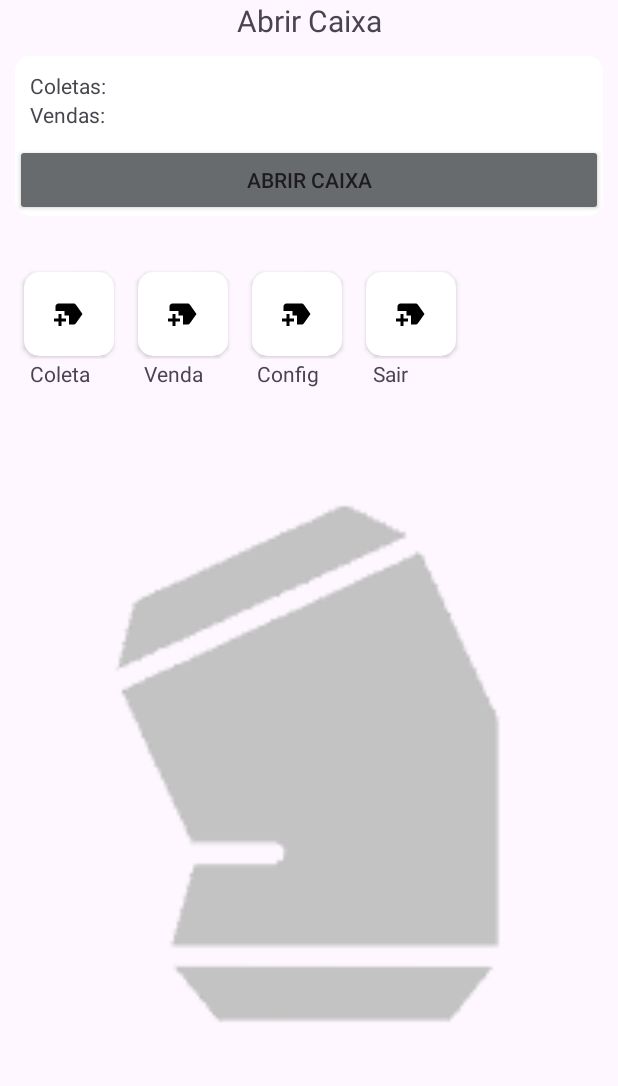
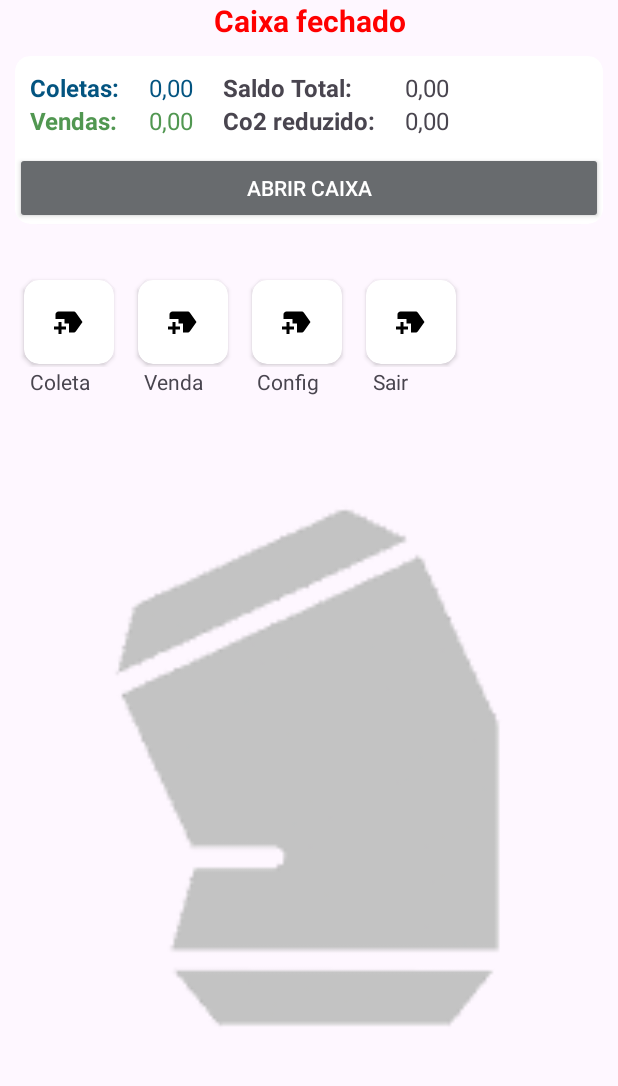
Before and after one commit to JoaoVitor-Dev/LatinhaExpress, an Android app: the HomeFragment screen opened directly, with no data from a screen before it, on a phone screen of 412 x 824 dp, the part 96-1182 px from its top. Run offline under Robolectric (Android 15) with nearby library versions, the phone set to English and light mode, and no system bars; our stand-ins replace Room's generated code.

Commit message:
Melhorado cores nos status do caixa

```diff
--- a/app/src/main/java/com/example/latinhaexpress/fragments/HomeFragment.java
+++ b/app/src/main/java/com/example/latinhaexpress/fragments/HomeFragment.java
@@ -1,8 +1,11 @@
 package com.example.latinhaexpress.fragments;
 
 import android.content.Context;
+import android.content.res.ColorStateList;
+import android.graphics.Color;
 import android.os.Bundle;
 
+import android.widget.Button;
 import androidx.fragment.app.Fragment;
 import androidx.fragment.app.FragmentManager;
 import androidx.fragment.app.FragmentTransaction;
@@ -29,6 +32,7 @@ public class HomeFragment extends Fragment
     private Long id_caixa;
     private Caixa caixa;
     public Usuario usuarioLogado;
+    private Button btnCaixa;
 
     @Override
     public View onCreateView(LayoutInflater inflater, ViewGroup container,
@@ -63,7 +67,7 @@ public class HomeFragment extends Fragment
             }
         });
 
-        statuscaixa.setOnClickListener(new View.OnClickListener()
+        btnCaixa.setOnClickListener(new View.OnClickListener()
         {
             @Override
             public void onClick(View v)
@@ -102,12 +106,12 @@ public class HomeFragment extends Fragment
         imgNovaColeta = view.findViewById(R.id.imgNovaColeta);
         imgNovaVenda = view.findViewById(R.id.imgNovaVenda);
         statuscaixa = view.findViewById(R.id.statuscaixa);
+        btnCaixa = view.findViewById(R.id.btnCaixa);
 
         TextView text_toolbar = view.findViewById(R.id.text_toolbar);
         text_toolbar.setText("Latinha Express");
 
         ImageButton imgvoltar = view.findViewById(R.id.btnVoltar);
-
 
         Context appContext = getContext();
 
@@ -141,10 +145,14 @@ public class HomeFragment extends Fragment
 
         if(caixa == null)
         {
-            statuscaixa.setText("Abrir Caixa");
+            statuscaixa.setText("Caixa fechado");
+            statuscaixa.setTextColor(Color.RED);
+            btnCaixa.setText("Abrir caixa");
         }else
         {
-            statuscaixa.setText("Fechar Caixa");
+            statuscaixa.setText("Caixa aberto");
+            statuscaixa.setTextColor(Color.GREEN);
+            btnCaixa.setText("Fechar caixa");
         }
     }
 
@@ -158,7 +166,10 @@ public class HomeFragment extends Fragment
 
         caixa.caixa_id = allDao.insert_caixa(caixa);
 
-        statuscaixa.setText("Fechar Caixa");
+        statuscaixa.setText("Caixa aberto");
+        statuscaixa.setTextColor(Color.GREEN);
+
+        btnCaixa.setText("Fechar caixa");
     }
 
     private void fecharCaixa()
@@ -169,7 +180,10 @@ public class HomeFragment extends Fragment
 
         caixa = null;
 
-        statuscaixa.setText("Abrir Caixa");
+        statuscaixa.setText("Caixa fechado");
+        statuscaixa.setTextColor(Color.RED);
+
+        btnCaixa.setText("Abrir caixa");
     }
 
 
--- a/app/src/main/res/layout/fragment_home.xml
+++ b/app/src/main/res/layout/fragment_home.xml
@@ -36,6 +36,7 @@
                         android:layout_width="match_parent"
                         android:layout_height="wrap_content"
                         android:text="Status Caixa"
+                        android:textStyle="bold"
                         android:gravity="center"
                         android:textSize="20dp"
                         />
@@ -58,13 +59,16 @@
                                 android:orientation="horizontal">
 
                             <LinearLayout
-                                    android:layout_width="match_parent"
+                                    android:layout_width="wrap_content"
                                     android:layout_height="wrap_content"
                                     android:padding="10dp"
                                     android:orientation="vertical">
                                 <TextView
                                         android:layout_width="wrap_content"
                                         android:layout_height="wrap_content"
+                                        android:textColor="@color/primary"
+                                        android:textStyle="bold"
+                                        android:textSize="16sp"
                                         android:text="Coletas:"
                                         />
 
@@ -72,6 +76,76 @@
                                         android:layout_width="wrap_content"
                                         android:layout_height="wrap_content"
                                         android:text="Vendas:"
+                                        android:textColor="@color/green"
+                                        android:textStyle="bold"
+                                        android:textSize="16sp"
+                                        />
+
+                            </LinearLayout>
+
+                            <LinearLayout
+                                    android:layout_width="wrap_content"
+                                    android:layout_height="wrap_content"
+                                    android:padding="10dp"
+                                    android:orientation="vertical">
+                                <TextView
+                                        android:layout_width="wrap_content"
+                                        android:layout_height="wrap_content"
+                                        android:text="0,00"
+                                        android:textSize="16sp"
+                                        android:textColor="@color/primary"
+                                        />
+
+                                <TextView
+                                        android:layout_width="wrap_content"
+                                        android:layout_height="wrap_content"
+                                        android:text="0,00"
+                                        android:textSize="16sp"
+                                        android:textColor="@color/green"
+                                        />
+
+                            </LinearLayout>
+
+                            <LinearLayout
+                                    android:layout_width="wrap_content"
+                                    android:layout_height="wrap_content"
+                                    android:padding="10dp"
+                                    android:orientation="vertical">
+                                <TextView
+                                        android:layout_width="wrap_content"
+                                        android:layout_height="wrap_content"
+                                        android:textSize="16sp"
+                                        android:text="Saldo Total:"
+                                        android:textStyle="bold"
+                                        />
+
+                                <TextView
+                                        android:layout_width="wrap_content"
+                                        android:layout_height="wrap_content"
+                                        android:textSize="16sp"
+                                        android:text="Co2 reduzido:"
+                                        android:textStyle="bold"
+                                        />
+
+                            </LinearLayout>
+
+                            <LinearLayout
+                                    android:layout_width="wrap_content"
+                                    android:layout_height="wrap_content"
+                                    android:padding="10dp"
+                                    android:orientation="vertical">
+                                <TextView
+                                        android:layout_width="wrap_content"
+                                        android:layout_height="wrap_content"
+                                        android:text="0,00"
+                                        android:textSize="16sp"
+                                        />
+
+                                <TextView
+                                        android:layout_width="wrap_content"
+                                        android:layout_height="wrap_content"
+                                        android:text="0,00"
+                                        android:textSize="16sp"
                                         />
 
                             </LinearLayout>
@@ -85,9 +159,11 @@
                                 android:orientation="horizontal">
 
                             <android.widget.Button
+                                    android:id="@+id/btnCaixa"
                                     android:layout_width="match_parent"
                                     android:layout_height="wrap_content"
                                     android:text="Abrir caixa"
+                                    android:textColor="@color/white"
                                     android:backgroundTint="@color/gray"
                                     />
 
```
